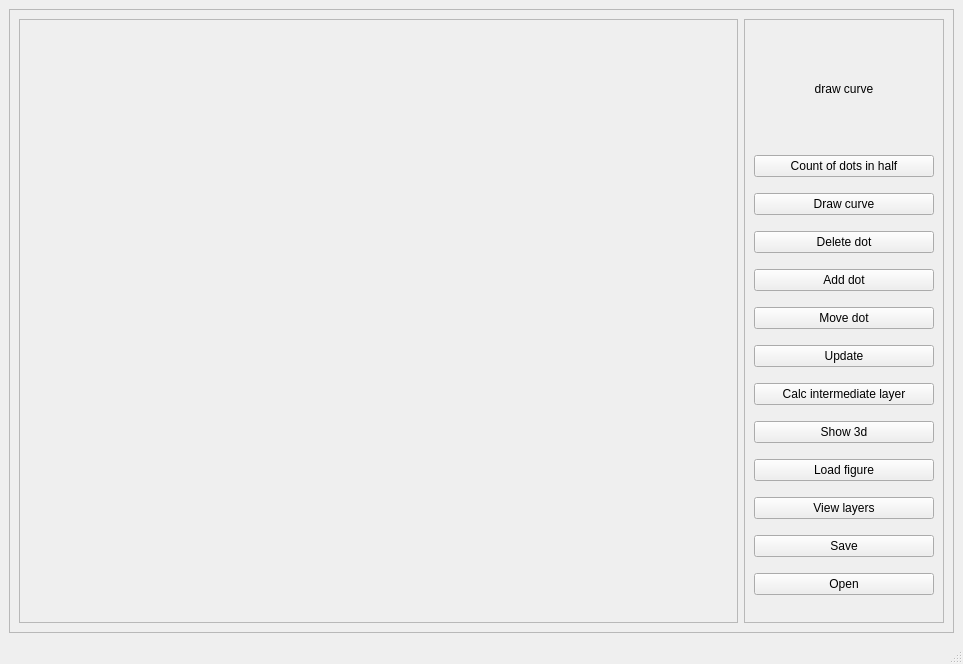
Above: ui/edit_surface.ui from CheckListHW/InputData before the change. Below: the same form after it.
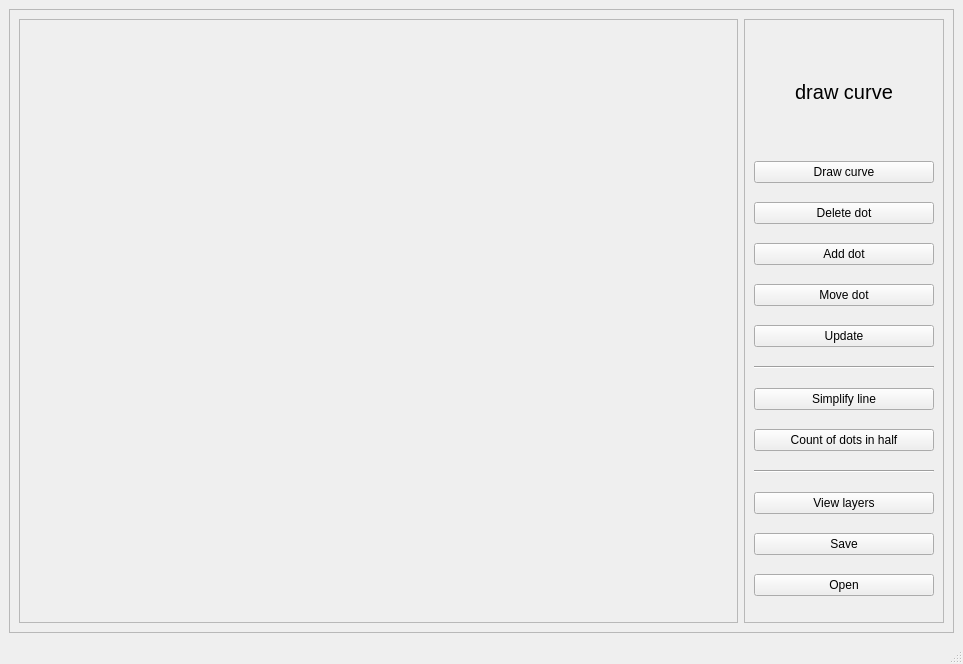
That is the form after the change.

```diff
--- a/ui/edit_surface.ui
+++ b/ui/edit_surface.ui
@@ -75,21 +75,23 @@
               <height>100</height>
              </size>
             </property>
+            <property name="font">
+             <font>
+              <family>Arial</family>
+              <pointsize>15</pointsize>
+             </font>
+            </property>
             <property name="text">
              <string>draw curve</string>
             </property>
+            <property name="textFormat">
+             <enum>Qt::AutoText</enum>
+            </property>
             <property name="alignment">
              <set>Qt::AlignCenter</set>
             </property>
            </widget>
           </item>
-          <item>
-           <widget class="QPushButton" name="halve">
-            <property name="text">
-             <string>Count of dots in half</string>
-            </property>
-           </widget>
-          </item>
           <item>
            <widget class="QPushButton" name="drawCurve">
             <property name="text">
@@ -132,28 +134,35 @@
            </widget>
           </item>
           <item>
-           <widget class="QPushButton" name="calcLayerButton">
-            <property name="text">
-             <string>Calc intermediate layer</string>
+           <widget class="Line" name="line_2">
+            <property name="orientation">
+             <enum>Qt::Horizontal</enum>
             </property>
            </widget>
           </item>
           <item>
            <widget class="QPushButton" name="show_3d">
             <property name="text">
-             <string>Show 3d</string>
+             <string>Simplify line</string>
             </property>
            </widget>
           </item>
           <item>
-           <widget class="QPushButton" name="load">
+           <widget class="QPushButton" name="halve">
             <property name="text">
-             <string>Load figure</string>
+             <string>Count of dots in half</string>
             </property>
            </widget>
           </item>
           <item>
-           <widget class="QPushButton" name="view_layers">
+           <widget class="Line" name="line">
+            <property name="orientation">
+             <enum>Qt::Horizontal</enum>
+            </property>
+           </widget>
+          </item>
+          <item>
+           <widget class="QPushButton" name="viewLayersButton">
             <property name="text">
              <string>View layers</string>
             </property>
```
Left out of the diff: 4 changed lines with no effect on the pictures.
